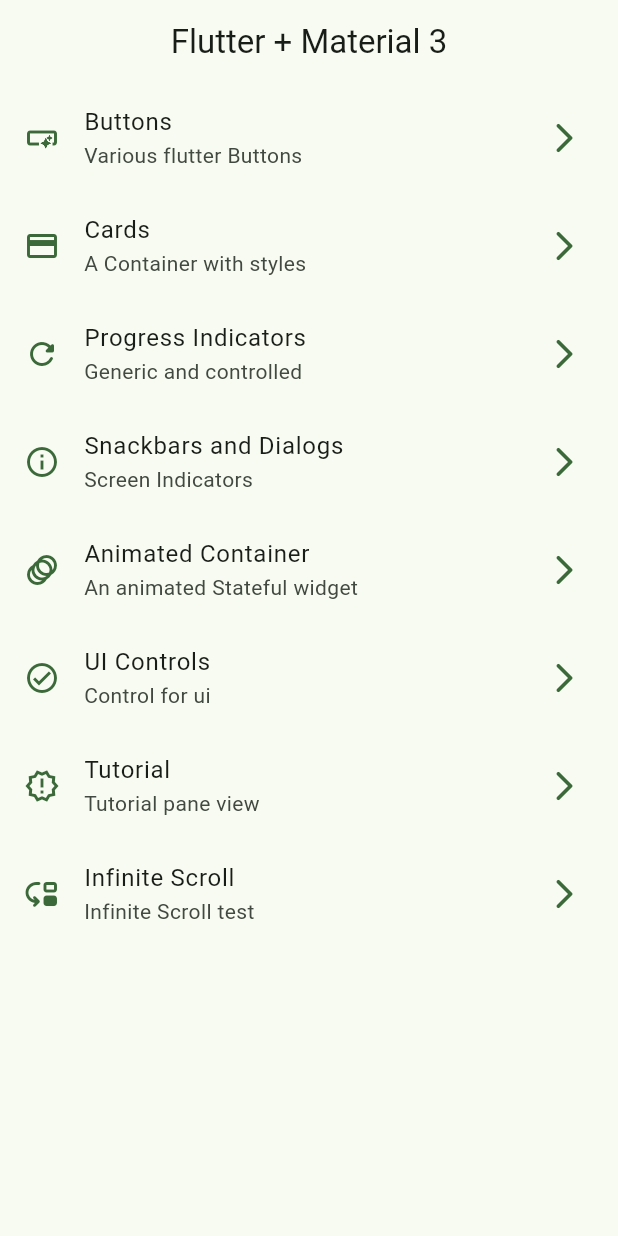
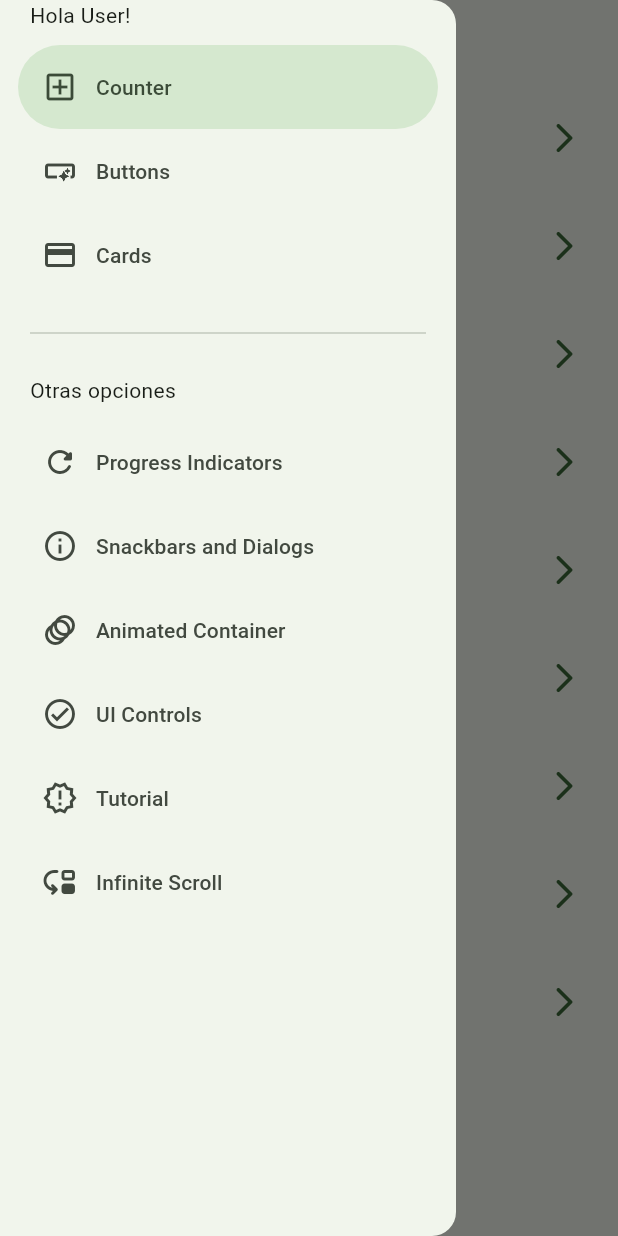
Before and after one commit to SebasRDev/widget_app, a Flutter app: the screen it shows after launch, with the side drawer open (before the commit the screen has no drawer), on a phone screen of 412 x 824 dp. Run offline on Flutter 3.47's test engine with Material 2 defaults, Android fonts, the phone set to English and light mode, and no system bars; our stand-ins replace animate_do, go_router.

Commit message:
prepare app for riverpod

```diff
--- a/lib/config/menu/menu_items.dart
+++ b/lib/config/menu/menu_items.dart
@@ -16,6 +16,12 @@ class MenuItem {
 }
 
 const appMenuItems = <MenuItem>[
+  MenuItem(
+    title: 'Counter',
+    subtitle: 'Counter using Riverpod',
+    url: '/counter',
+    icon: Icons.add_box_outlined
+  ),
   MenuItem(
     title: 'Buttons',
     subtitle: 'Various flutter Buttons',
--- a/lib/config/router/app_router.dart
+++ b/lib/config/router/app_router.dart
@@ -9,6 +9,11 @@ final appRouter = GoRouter(
       path: '/',
       name: HomeScreen.name,
       builder: (context, state) => const HomeScreen(),
+    ),
+    GoRoute(
+      path: '/counter',
+      name: CounterScreen.name,
+      builder: (context, state) => const CounterScreen(),
     ),
     GoRoute(
       path: '/buttons',
--- a/lib/presentation/screens/home/home_screen.dart
+++ b/lib/presentation/screens/home/home_screen.dart
@@ -1,7 +1,7 @@
 import 'package:flutter/material.dart';
 import 'package:go_router/go_router.dart';
 import 'package:widgets_app/config/menu/menu_items.dart';
-import 'package:widgets_app/presentation/screens/cards/cards_screen.dart';
+import 'package:widgets_app/presentation/widgets/side_menu.dart';
 
 class HomeScreen extends StatelessWidget {
 
@@ -11,11 +11,16 @@ class HomeScreen extends StatelessWidget {
 
   @override
   Widget build(BuildContext context) {
+
+    final scaffoldKey = GlobalKey<ScaffoldState>();
+
     return Scaffold(
+      key: scaffoldKey,
       appBar: AppBar(
         title: const Text('Flutter + Material 3'),
       ),
       body: _HomeView(),
+      drawer: SideMenu(scaffoldKey: scaffoldKey,)
     );
   }
 }
--- a/lib/presentation/screens/screens.dart
+++ b/lib/presentation/screens/screens.dart
@@ -1,4 +1,5 @@
 
+export 'package:widgets_app/presentation/screens/counter/counter_screen.dart';
 export 'package:widgets_app/presentation/screens/animated/animated_screen.dart';
 export 'package:widgets_app/presentation/screens/app_tutorial/app_tutorial_screen.dart';
 export 'package:widgets_app/presentation/screens/buttons/buttons_screen.dart';
--- /dev/null
+++ b/lib/presentation/widgets/side_menu.dart
@@ -0,0 +1,66 @@
+import 'package:flutter/material.dart';
+import 'package:go_router/go_router.dart';
+import 'package:widgets_app/config/menu/menu_items.dart';
+
+class SideMenu extends StatefulWidget {
+
+  final GlobalKey<ScaffoldState> scaffoldKey;
+
+  const SideMenu({super.key, required this.scaffoldKey});
+
+  @override
+  State<SideMenu> createState() => _SideMenuState();
+}
+
+class _SideMenuState extends State<SideMenu> {
+
+  int navDrawerIndex = 0;
+
+  @override
+  Widget build(BuildContext context) {
+
+    late final hasNotch = MediaQuery.of(context).viewPadding.top;
+
+    return NavigationDrawer(
+      selectedIndex: navDrawerIndex,
+      onDestinationSelected: (value) {
+        setState(() {
+          navDrawerIndex = value;
+        });
+
+        final menuItem = appMenuItems[value];
+        context.push(menuItem.url);
+        widget.scaffoldKey.currentState?.closeDrawer();
+      },
+      children: [
+        Padding(
+          padding: EdgeInsets.fromLTRB(20, hasNotch, 20, 10),
+          child: const Text('Hola User!'),
+        ),
+
+        ...appMenuItems
+          .sublist(0,3)
+          .map((item) => NavigationDrawerDestination(
+            icon: Icon(item.icon),
+            label: Text(item.title)
+          ),
+        ),
+        const Padding(
+          padding: EdgeInsets.fromLTRB(20, 16, 20, 10),
+          child: Divider(),
+        ),
+        const Padding(
+          padding: EdgeInsets.fromLTRB(20, 10, 20, 10),
+          child: Text('Otras opciones'),
+        ),
+        ...appMenuItems
+          .sublist(3)
+          .map((item) => NavigationDrawerDestination(
+            icon: Icon(item.icon),
+            label: Text(item.title)
+          ),
+        ),
+      ]
+    );
+  }
+}
```
Also changed, not shown: lib/presentation/screens/counter/counter_screen.dart (added, +24 -0 lines).
